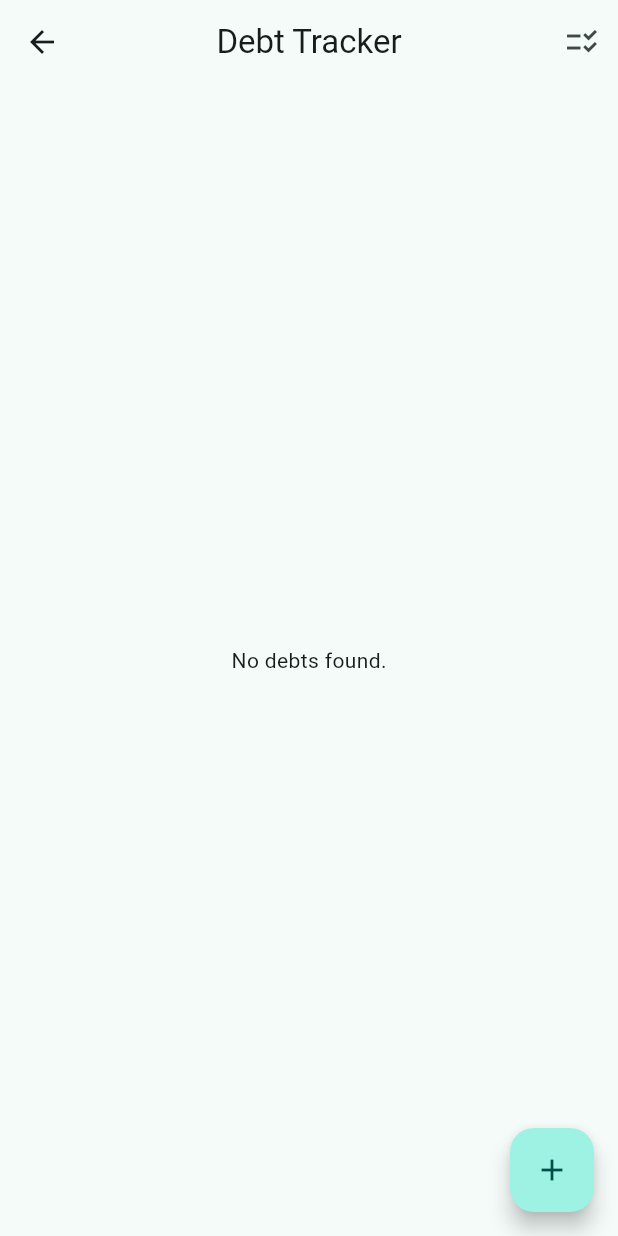
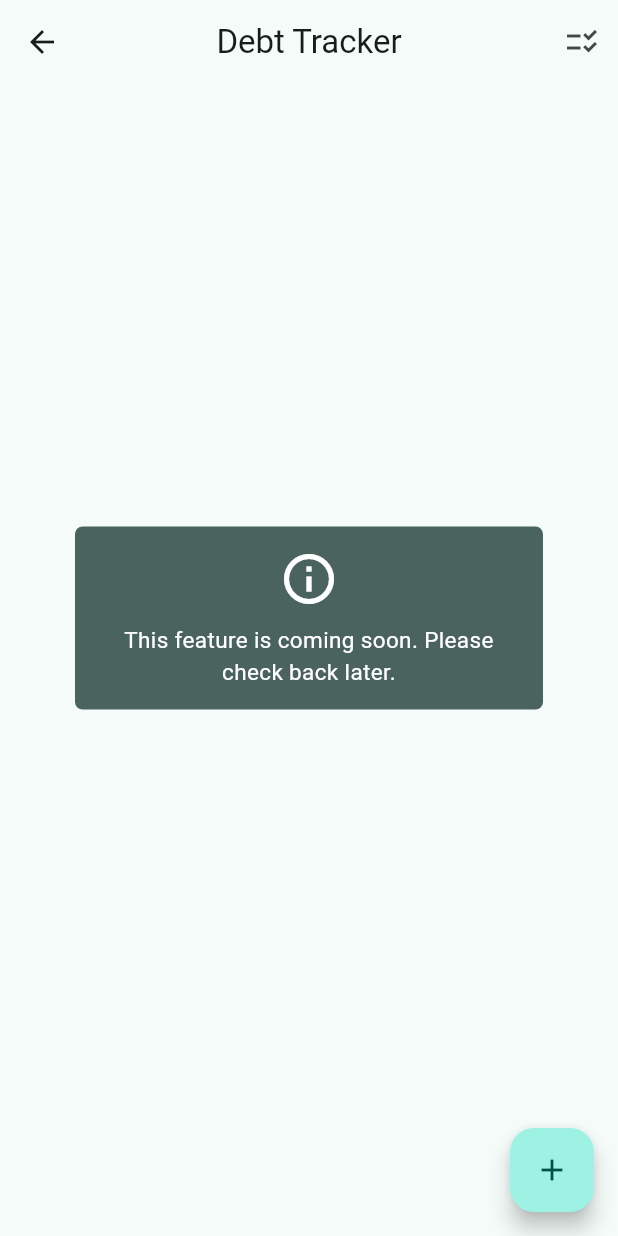
Before and after one commit to mussyahmi/my_finance_mate, a Flutter app: the DebtTrackerPage screen opened directly, after a tap on the "checklist rtl" icon, on a phone screen of 412 x 824 dp. Run offline on Flutter 3.47's test engine with Material 3 defaults, Android fonts, the phone set to English and light mode, and no system bars; our stand-ins replace adaptive_theme, cached_network_image, cloud_firestore, device_info_plus, dio, dropdown_search and 18 more; missing offline and left inert: fleather, gal, number_pad_keyboard, quick_actions; accounts and stored records are empty.

Commit message:
feat: add info message for upcoming feature in DebtTrackerPage

```diff
--- a/lib/pages/debt_tracker_page.dart
+++ b/lib/pages/debt_tracker_page.dart
@@ -40,7 +40,12 @@ class _DebtTrackerPageState extends State<DebtTrackerPage> {
             actions: [
               IconButton(
                 icon: Icon(Icons.checklist_rtl),
-                onPressed: () {},
+                onPressed: () {
+                  EasyLoading.showInfo(
+                    'This feature is coming soon. Please check back later.',
+                    duration: const Duration(seconds: 2),
+                  );
+                },
               ),
             ],
           ),
```
